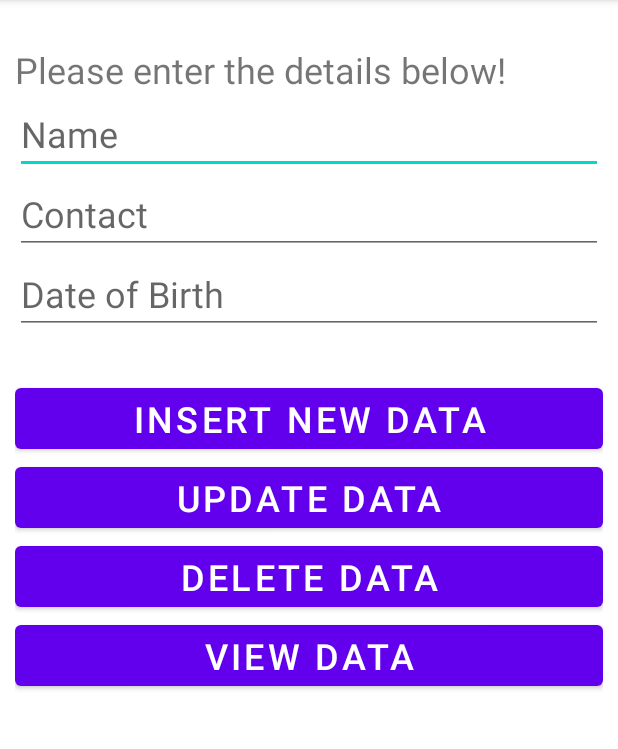
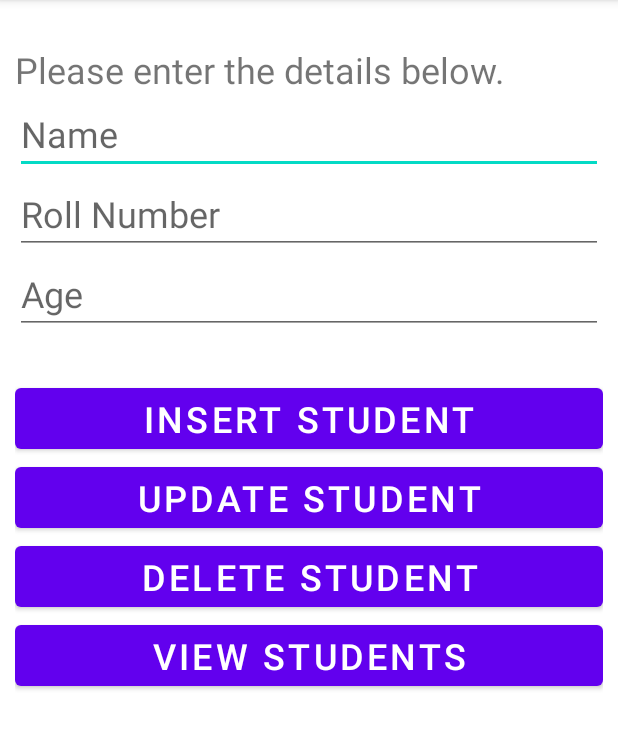
Before and after one commit to haris-bit/sqliteapplication, an Android app: the screen it shows after launch (MainActivity), on a phone screen of 412 x 824 dp, the part 84-833 px from its top. Run offline under Robolectric (Android 15) with nearby library versions, the phone set to English and light mode, and no system bars.

Commit message:
Added student model functionality

```diff
--- a/app/src/main/java/com/example/sqliteapplication/MainActivity.java
+++ b/app/src/main/java/com/example/sqliteapplication/MainActivity.java
@@ -12,7 +12,7 @@ import android.widget.Toast;
 
 public class MainActivity extends AppCompatActivity {
 
-    EditText name, contact, dob;
+    EditText name, rollNumber, age;
     Button insert, update, delete, view;
     DBHelper DB;
 
@@ -24,8 +24,8 @@ public class MainActivity extends AppCompatActivity {
         setContentView(R.layout.activity_main);
 
         name = findViewById(R.id.name);
-        contact = findViewById(R.id.contact);
-        dob = findViewById(R.id.dob);
+        rollNumber = findViewById(R.id.rollNumber);
+        age = findViewById(R.id.age);
 
         insert = findViewById(R.id.btnInsert);
         update = findViewById(R.id.btnUpdate);
@@ -38,8 +38,8 @@ public class MainActivity extends AppCompatActivity {
             @Override
             public void onClick(View v) {
                 String nameText = name.getText().toString();
-                String contactText = contact.getText().toString();
-                String dobText = dob.getText().toString();
+                String contactText = rollNumber.getText().toString();
+                String dobText = age.getText().toString();
 
                 Boolean checkInsertData = DB.insertUserData(nameText, contactText, dobText);
 
@@ -55,8 +55,8 @@ public class MainActivity extends AppCompatActivity {
             @Override
             public void onClick(View v) {
                 String nameText = name.getText().toString();
-                String contactText = contact.getText().toString();
-                String dobText = dob.getText().toString();
+                String contactText = rollNumber.getText().toString();
+                String dobText = age.getText().toString();
 
                 Boolean checkUpdateData = DB.updateUserData(nameText, contactText, dobText);
 
@@ -94,14 +94,14 @@ public class MainActivity extends AppCompatActivity {
                 }
                 StringBuffer buffer = new StringBuffer();
                 while (res.moveToNext()) {
-                    buffer.append("Name :" + res.getString(0) + "\n");
-                    buffer.append("Contact :" + res.getString(1) + "\n");
-                    buffer.append("Date of Birth :" + res.getString(2) + "\n\n");
+                    buffer.append("Name: " + res.getString(0) + "\n");
+                    buffer.append("Contact: " + res.getString(1) + "\n");
+                    buffer.append("Date of Birth: " + res.getString(2) + "\n\n");
                 }
 
                 AlertDialog.Builder builder = new AlertDialog.Builder(MainActivity.this);
                 builder.setCancelable(true);
-                builder.setTitle("User Entries");
+                builder.setTitle("Student Entries");
                 builder.setMessage(buffer.toString());
                 builder.show();
             }
--- a/app/src/main/res/layout/activity_main.xml
+++ b/app/src/main/res/layout/activity_main.xml
@@ -11,7 +11,7 @@
         android:id="@+id/texttitle"
         android:layout_width="match_parent"
         android:layout_height="wrap_content"
-        android:text="Please enter the details below!"
+        android:text="Please enter the details below."
         android:textSize="24dp"
         android:layout_marginTop="20dp"
          />
@@ -26,21 +26,21 @@
         android:inputType="textPersonName" />
 
     <EditText
-        android:id="@+id/contact"
+        android:id="@+id/rollNumber"
         android:layout_width="match_parent"
         android:layout_height="wrap_content"
-        android:hint="Contact"
+        android:hint="Roll Number"
         android:textSize="24dp"
         android:layout_below="@+id/name"
-        android:inputType="number" />
+        android:inputType="text" />
 
     <EditText
-        android:id="@+id/dob"
+        android:id="@+id/age"
         android:layout_width="match_parent"
         android:layout_height="wrap_content"
-        android:hint="Date of Birth"
+        android:hint="Age"
         android:textSize="24dp"
-        android:layout_below="@+id/contact"
+        android:layout_below="@+id/rollNumber"
         android:inputType="number" />
 
     <Button
@@ -48,16 +48,16 @@
         android:layout_width="match_parent"
         android:layout_height="wrap_content"
         android:textSize="24dp"
-        android:text="Insert New Data"
+        android:text="Insert Student"
         android:layout_marginTop="30dp"
-        android:layout_below="@+id/dob" />
+        android:layout_below="@+id/age" />
 
     <Button
         android:id="@+id/btnUpdate"
         android:layout_width="match_parent"
         android:layout_height="wrap_content"
         android:textSize="24dp"
-        android:text="Update Data"
+        android:text="Update Student"
         android:layout_below="@+id/btnInsert" />
 
     <Button
@@ -65,7 +65,7 @@
         android:layout_width="match_parent"
         android:layout_height="wrap_content"
         android:textSize="24dp"
-        android:text="Delete Data"
+        android:text="Delete Student"
         android:layout_below="@+id/btnUpdate" />
 
     <Button
@@ -73,7 +73,7 @@
         android:layout_width="match_parent"
         android:layout_height="wrap_content"
         android:textSize="24dp"
-        android:text="View Data"
+        android:text="View Students"
         android:layout_below="@+id/btnDelete" />
 
 </RelativeLayout>
```
